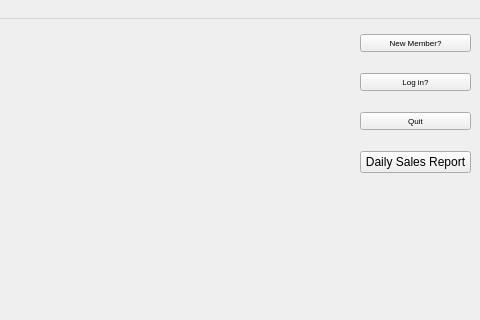
Above: mainwindow.ui from WinterCS003/CS008_Project1 before the change; both pictures show x 320 to 800 and y 0 to 320 of the 800 by 600 pixel window. Below: the same form after it.
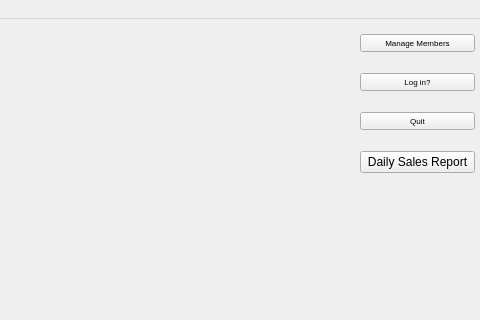
That is the form after the change.

```diff
--- a/mainwindow.ui
+++ b/mainwindow.ui
@@ -19,7 +19,7 @@
      <rect>
       <x>680</x>
       <y>0</y>
-      <width>111</width>
+      <width>115</width>
       <height>171</height>
      </rect>
     </property>
@@ -32,7 +32,7 @@
         </font>
        </property>
        <property name="text">
-        <string>New Member?</string>
+        <string>Manage Members</string>
        </property>
       </widget>
      </item>
```
Left out of the diff: 4 changed lines with no effect on the pictures.
